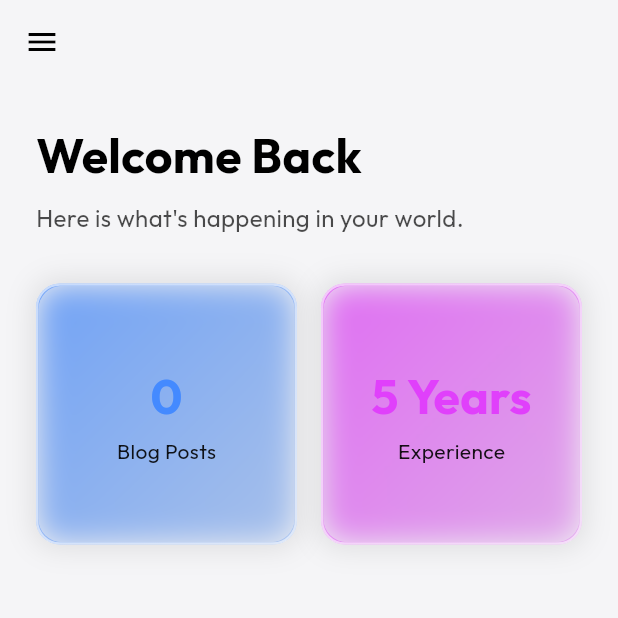
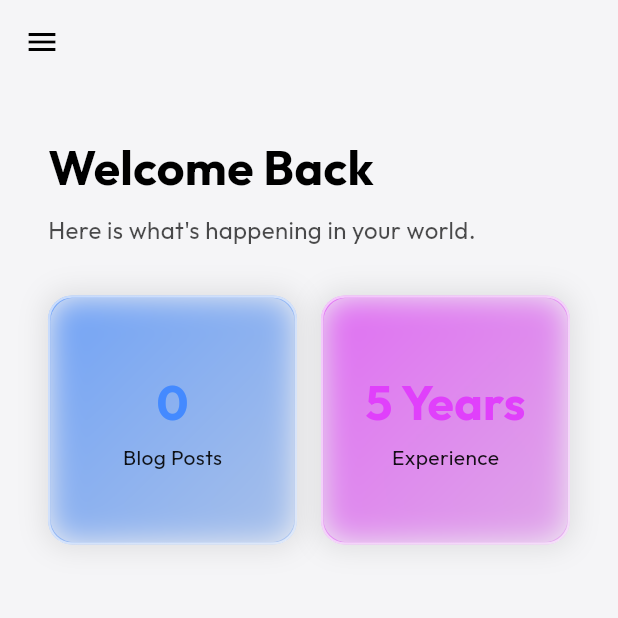
Before and after one commit to SimenWO/portefolio, a Flutter app: the screen it shows after launch, on a phone screen of 412 x 824 dp, the top half of it. Run offline on Flutter 3.47's test engine with Material 3 defaults, Android fonts, the phone set to English and light mode, and no system bars; our stand-ins replace flutter_widget_from_html, font_awesome_flutter, google_fonts, yaml; missing offline and left inert: markdown.

Commit message:
Responsiveness improvements

```diff
--- a/lib/screens/dashboard_content.dart
+++ b/lib/screens/dashboard_content.dart
@@ -19,8 +19,16 @@ class DashboardContent extends StatelessWidget {
         color: Theme.of(context).scaffoldBackgroundColor,
       ),
       child: SingleChildScrollView(
-        padding: const EdgeInsets.all(24.0),
-        child: Column(
+        padding: const EdgeInsets.all(32.0),
+        child: Align(
+          alignment: Alignment.topCenter,
+          child: ConstrainedBox(
+            constraints: const BoxConstraints(maxWidth: 1600),
+            child: LayoutBuilder(
+              builder: (context, constraints) {
+                final availableWidth = constraints.maxWidth;
+
+                return Column(
                   crossAxisAlignment: CrossAxisAlignment.start,
                   children: [
                     Text(
@@ -48,21 +56,37 @@ class DashboardContent extends StatelessWidget {
                         listen: false,
                       ).getBlogPosts(),
                       builder: (context, snapshot) {
-                if (snapshot.connectionState == ConnectionState.waiting) {
-                  return const Center(child: CircularProgressIndicator());
+                        if (snapshot.connectionState ==
+                            ConnectionState.waiting) {
+                          return const Center(
+                            child: CircularProgressIndicator(),
+                          );
                         }
                         if (snapshot.hasError) {
-                  return Center(child: Text('Error: ${snapshot.error}'));
+                          return Center(
+                            child: Text('Error: ${snapshot.error}'),
+                          );
                         }
                         final posts = snapshot.data ?? [];
 
-                // Determine column count based on width
-                final width = MediaQuery.of(context).size.width;
-                // Use 2 columns on mobile to allow 50% width items (like stats),
-                // but extend larger items to full width.
-                final crossAxisCount = width < 900 ? 2 : 4;
-                final isMobile = width < 600;
-                final isTablet = width >= 600 && width < 900;
+                        // Determine column count based on available width
+                        // < 600: Mobile (2 cols)
+                        // 600 - 900: Tablet (2 cols)
+                        // 900 - 1600: Desktop (4 cols)
+                        // > 1600: Large Desktop (5 cols)
+                        int crossAxisCount;
+                        if (availableWidth >= 1600) {
+                          crossAxisCount = 5;
+                        } else if (availableWidth >= 900) {
+                          crossAxisCount = 4;
+                        } else {
+                          crossAxisCount = 2;
+                        }
+
+                        final isMobile = availableWidth < 600;
+                        final isTablet =
+                            availableWidth >= 600 && availableWidth < 900;
+                        final isLargeDesktop = availableWidth >= 1600;
 
                         // Bento Grid Layout
                         return StaggeredGrid.count(
@@ -73,10 +97,14 @@ class DashboardContent extends StatelessWidget {
                             // Large Featured Item
                             if (posts.isNotEmpty)
                               StaggeredGridTile.count(
-                        crossAxisCellCount: isMobile || isTablet ? 2 : 2,
+                                crossAxisCellCount: isMobile || isTablet
+                                    ? 2
+                                    : 2,
                                 // On mobile/tablet, make it rectangular (1.2) instead of square (2.0)
                                 // so it doesn't take up the huge vertical space.
-                        mainAxisCellCount: isMobile || isTablet ? 1.2 : 2,
+                                mainAxisCellCount: isMobile || isTablet
+                                    ? 1.2
+                                    : 2,
                                 child: _buildFeaturedCard(context, posts[0]),
                               ),
 
@@ -84,7 +112,9 @@ class DashboardContent extends StatelessWidget {
                             if (posts.length > 1)
                               StaggeredGridTile.count(
                                 // Full width on mobile, half width on tablet/desktop
-                        crossAxisCellCount: isMobile ? 2 : (isTablet ? 1 : 2),
+                                crossAxisCellCount: isMobile
+                                    ? 2
+                                    : (isTablet ? 1 : (isLargeDesktop ? 1 : 2)),
                                 mainAxisCellCount: 1,
                                 child: _buildPostCard(context, posts[1]),
                               ),
@@ -101,6 +131,7 @@ class DashboardContent extends StatelessWidget {
                                 child: _buildPostCard(context, posts[3]),
                               ),
 
+                            // Make sure stats fit nicely
                             // Skill/Stat Cards
                             StaggeredGridTile.count(
                               // Always take 1 cell (so on mobile = 50% width)
@@ -128,6 +159,10 @@ class DashboardContent extends StatelessWidget {
                       },
                     ),
                   ],
+                );
+              },
+            ),
+          ),
         ),
       ),
     );
```
Also changed, not shown: lib/screens/about_screen.dart (+25 -7 lines), lib/screens/blog_list_screen.dart (+4 -3 lines), lib/screens/blog_post_screen.dart (+9 -9 lines). Lines whose indentation alone changed are shown as unchanged.
